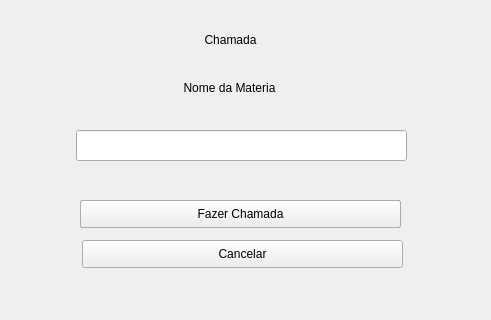
First picture: the form in ProjetoFinal/adicionarfalta.ui, repository Fernando-maruba/Trabalho-Final-POO, before the edit; both pictures show x 150 to 641 and y 0 to 320 of the 726 by 453 pixel window.
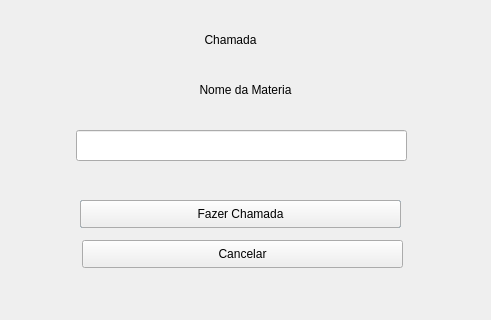
Second picture: the form after the edit.

The edit to the form file:
```diff
--- a/ProjetoFinal/adicionarfalta.ui
+++ b/ProjetoFinal/adicionarfalta.ui
@@ -108,10 +108,10 @@
   <widget class="QLabel" name="label_6">
    <property name="geometry">
     <rect>
-     <x>330</x>
+     <x>230</x>
      <y>80</y>
-     <width>99</width>
-     <height>16</height>
+     <width>331</width>
+     <height>20</height>
     </rect>
    </property>
    <property name="text">
```
